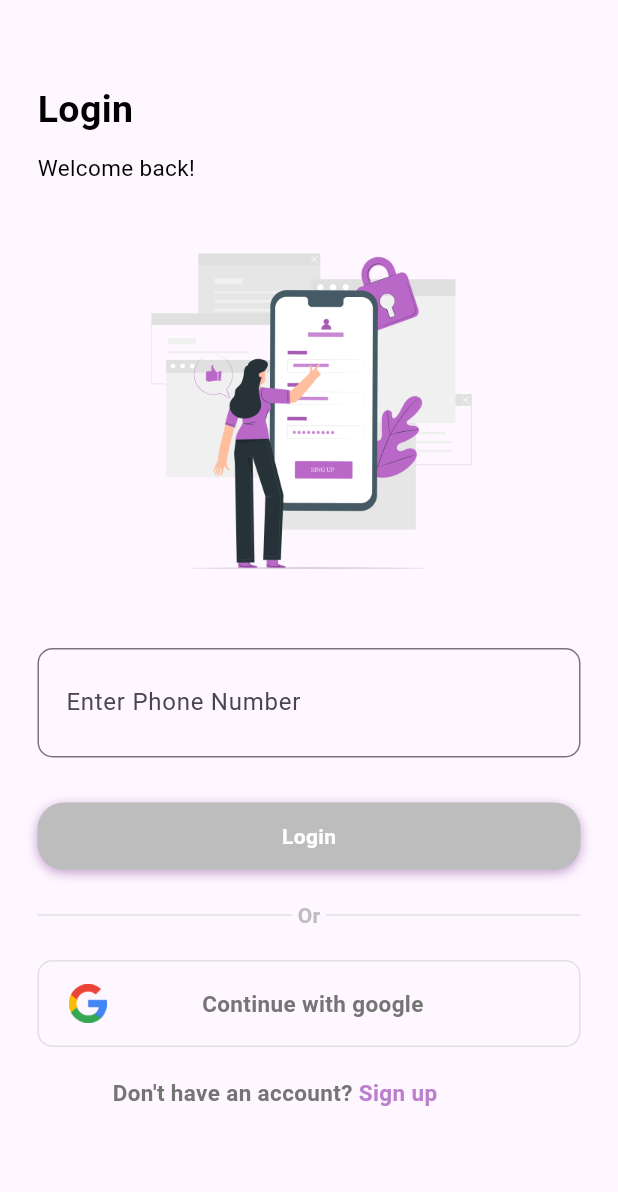
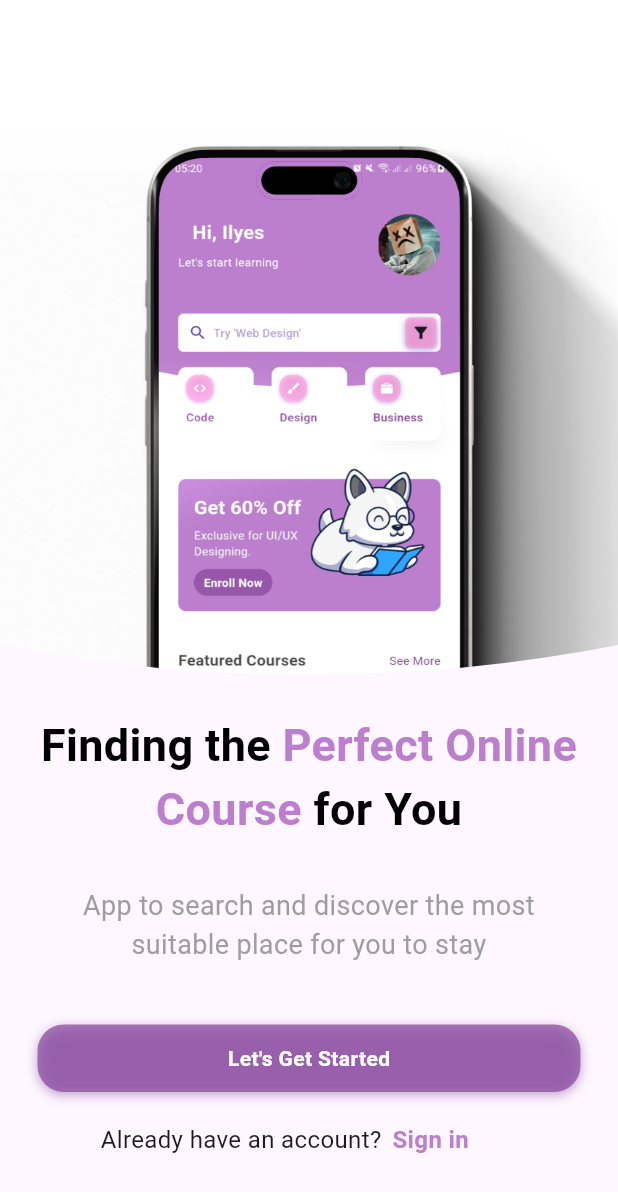
Before and after one commit to MenouraIlyes/ya9in, a Flutter app: the screen it shows after launch, after a tap on "Skip", after a tap on "Done", on a phone screen of 412 x 824 dp. Shown: the top 1192 px of the screen. Run offline on Flutter 3.47's test engine with Material 3 defaults, Android fonts, the phone set to English and light mode, and no system bars; our stand-ins replace cloud_firestore, country_picker, firebase_auth, firebase_core, flutter_svg, font_awesome_flutter and 6 more; missing offline and left inert: flutter_pannable_rating_bar; accounts and stored records are empty.

Commit message:
Introduction_Screens_Done

```diff
--- /dev/null
+++ b/lib/screens/auth_screen.dart
@@ -0,0 +1,163 @@
+import 'package:flutter/material.dart';
+import 'package:ya9in/screens/login_screen.dart';
+import 'package:ya9in/screens/sign_up_screen.dart';
+import 'package:ya9in/shared/colors.dart';
+import 'package:ya9in/widgets/clipper.dart';
+import 'package:ya9in/widgets/custom_button.dart';
+
+class AuthScreen extends StatelessWidget {
+  const AuthScreen({super.key});
+
+  @override
+  Widget build(BuildContext context) {
+    var size = MediaQuery.of(context).size;
+    Widget getBody() {
+      return Column(
+        crossAxisAlignment: CrossAxisAlignment.center,
+        children: [
+          Stack(alignment: Alignment.topCenter, children: [
+            // clipper
+            ClipPath(
+              clipper: BottomClipper(),
+              child: Container(
+                width: size.width,
+                height: 450,
+                decoration: BoxDecoration(
+                  color: Colors.grey[200],
+                ),
+              ),
+            ),
+            // photo
+            ClipPath(
+              clipper: BottomClipper(),
+              child: Container(
+                width: size.width,
+                height: 450,
+                child: ClipRRect(
+                  child: Image.asset(
+                    'assets/mockup.png',
+                    fit: BoxFit.cover,
+                  ),
+                ),
+              ),
+            ),
+          ]),
+          Padding(
+            padding: const EdgeInsets.all(25.0),
+            child: Column(
+              children: [
+                // header
+                Text.rich(
+                  TextSpan(
+                    children: [
+                      TextSpan(
+                        text: 'Finding the ',
+                        style: TextStyle(
+                          fontSize: 30,
+                          fontWeight: FontWeight.w600,
+                          color: Colors.black,
+                        ),
+                      ),
+                      TextSpan(
+                        text: 'Perfect Online Course ',
+                        style: TextStyle(
+                          fontSize: 30,
+                          fontWeight: FontWeight.w600,
+                          color: appSecondary,
+                        ),
+                      ),
+                      TextSpan(
+                        text: 'for You',
+                        style: TextStyle(
+                          fontSize: 30,
+                          fontWeight: FontWeight.w600,
+                          color: Colors.black,
+                        ),
+                      ),
+                    ],
+                  ),
+                  textAlign: TextAlign.center,
+                  softWrap: true,
+                  overflow: TextOverflow.visible,
+                ),
+
+                // subtitle
+                SizedBox(
+                  height: 30,
+                ),
+                Text(
+                  'App to search and discover the most suitable place for you to stay',
+                  style: TextStyle(
+                    fontSize: 18,
+                    fontWeight: FontWeight.w400,
+                    color: Colors.grey[500],
+                  ),
+                  textAlign: TextAlign.center,
+                ),
+
+                // button
+                SizedBox(
+                  height: 40,
+                ),
+                CustomButtonBox(
+                  title: "Let's Get Started",
+                  color: appPrimary,
+                  isDisabled: false,
+                  onTap: () {
+                    Navigator.push(
+                        context,
+                        MaterialPageRoute(
+                          builder: (context) => SignUpScreen(),
+                        ));
+                  },
+                ),
+
+                // Already have an account ?
+                Padding(
+                  padding: const EdgeInsets.only(top: 20, left: 40),
+                  child: Row(
+                    children: [
+                      Text(
+                        'Already have an account? ',
+                        style: TextStyle(
+                          fontSize: 16,
+                          fontWeight: FontWeight.w400,
+                        ),
+                        textAlign: TextAlign.center,
+                      ),
+                      SizedBox(
+                        width: 5,
+                      ),
+                      GestureDetector(
+                        onTap: () {
+                          Navigator.push(
+                              context,
+                              MaterialPageRoute(
+                                builder: (context) => LoginScreen(),
+                              ));
+                        },
+                        child: Text(
+                          'Sign in',
+                          style: TextStyle(
+                            fontSize: 16,
+                            fontWeight: FontWeight.w600,
+                            color: appSecondary,
+                          ),
+                          textAlign: TextAlign.center,
+                        ),
+                      ),
+                    ],
+                  ),
+                ),
+              ],
+            ),
+          ),
+        ],
+      );
+    }
+
+    return Scaffold(
+      body: getBody(),
+    );
+  }
+}
--- a/lib/screens/introduction_screen.dart
+++ b/lib/screens/introduction_screen.dart
@@ -1,5 +1,6 @@
 import 'package:flutter/material.dart';
 import 'package:smooth_page_indicator/smooth_page_indicator.dart';
+import 'package:ya9in/screens/auth_screen.dart';
 import 'package:ya9in/screens/login_screen.dart';
 import 'package:ya9in/shared/colors.dart';
 import 'package:ya9in/widgets/custom_intro.dart';
@@ -91,7 +92,7 @@ class _IntroductionScreenState extends State<IntroductionScreen> {
                           Navigator.push(
                               context,
                               MaterialPageRoute(
-                                builder: (context) => LoginScreen(),
+                                builder: (context) => AuthScreen(),
                               ));
                         },
                         child: Text(
--- a/lib/widgets/custom_intro.dart
+++ b/lib/widgets/custom_intro.dart
@@ -24,10 +24,14 @@ class CustomIntro extends StatelessWidget {
           child: Image.asset(image),
         ),
         SizedBox(height: 40),
-        Text(
-          title,
-          style: TextStyle(
-              fontSize: 22, fontWeight: FontWeight.bold, color: appPrimary),
+        Padding(
+          padding: const EdgeInsets.all(10.0),
+          child: Text(
+            title,
+            style: TextStyle(
+                fontSize: 26, fontWeight: FontWeight.bold, color: appPrimary),
+            textAlign: TextAlign.center,
+          ),
         ),
         SizedBox(
           height: 20,
```
Also changed, not shown: assets/mockup.png (added).
